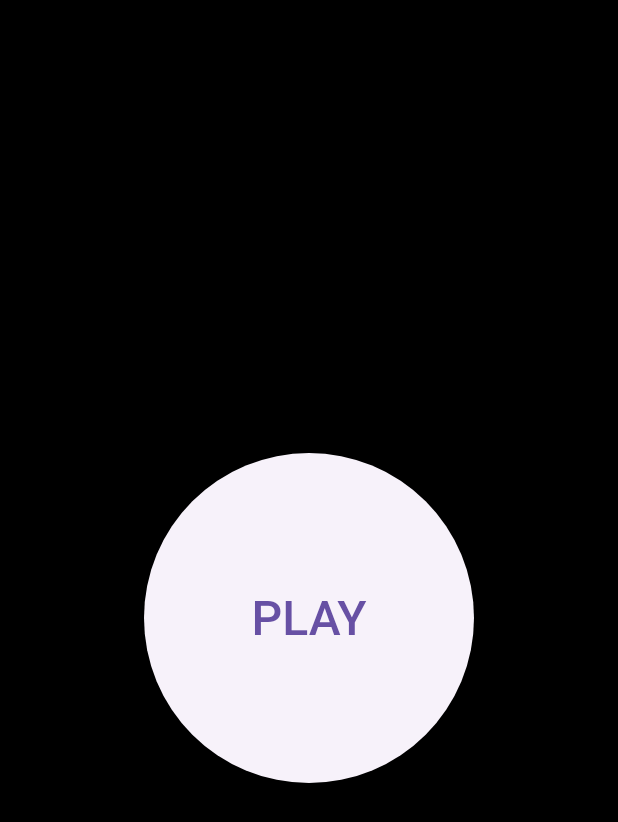
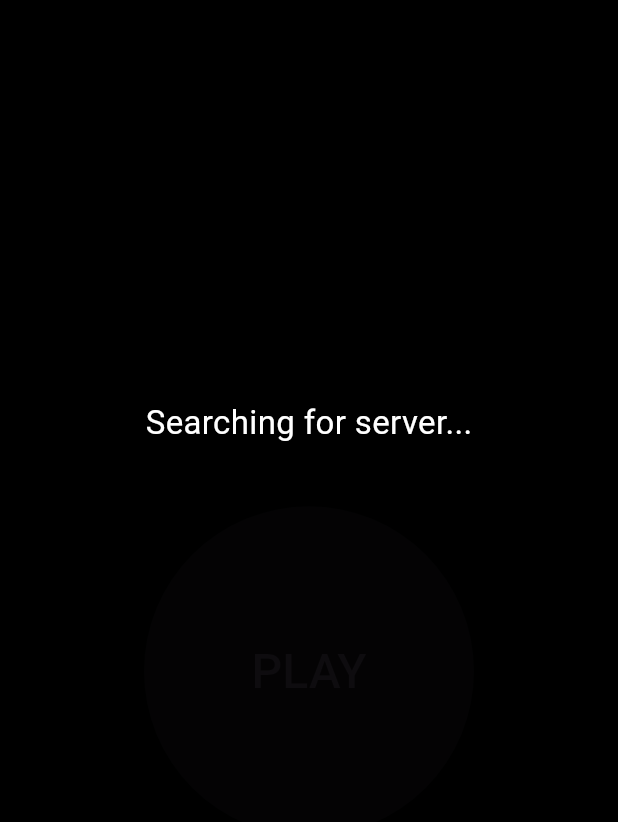
Before and after one commit to ntrongphuc1302/touchdeck, a Flutter app: the screen it shows after launch, on a phone screen of 412 x 824 dp. Shown: the top 822 px of the screen. Run offline on Flutter 3.47's test engine with Material 3 defaults, Android fonts, the phone set to English and light mode, and no system bars; missing offline and left inert: udp.

Commit message:
Add automatic UDP server discovery

```diff
--- a/mobile/lib/main.dart
+++ b/mobile/lib/main.dart
@@ -2,6 +2,8 @@ import 'dart:convert';
 
 import 'package:flutter/material.dart';
 import 'package:web_socket_channel/web_socket_channel.dart';
+
+import 'services/discovery_service.dart';
 
 void main() {
   runApp(const MyApp());
@@ -17,24 +19,67 @@ class MyApp extends StatelessWidget {
 }
 
 class DeckScreen extends StatefulWidget {
+  const DeckScreen({super.key});
+
   @override
   State<DeckScreen> createState() => _DeckScreenState();
 }
 
 class _DeckScreenState extends State<DeckScreen> {
-  late WebSocketChannel channel;
+  WebSocketChannel? channel;
+
+  String status = "Searching for server...";
+
+  bool connected = false;
 
   @override
   void initState() {
     super.initState();
 
-    channel = WebSocketChannel.connect(Uri.parse("ws://192.168.0.73:8765"));
+    connectToServer();
+  }
+
+  Future<void> connectToServer() async {
+    final wsUrl = await DiscoveryService.discoverServer();
+
+    if (wsUrl == null) {
+      setState(() {
+        status = "No server found";
+      });
+
+      return;
+    }
+
+    setState(() {
+      status = "Connecting...";
+    });
+
+    try {
+      channel = WebSocketChannel.connect(Uri.parse(wsUrl));
+
+      setState(() {
+        connected = true;
+        status = "Connected";
+      });
+
+      print("Connected to: $wsUrl");
+    } catch (e) {
+      setState(() {
+        status = "Connection failed";
+      });
+
+      print(e);
+    }
   }
 
   void sendPlayPause() {
+    if (!connected || channel == null) {
+      return;
+    }
+
     final packet = {"action": "media_play_pause"};
 
-    channel.sink.add(jsonEncode(packet));
+    channel!.sink.add(jsonEncode(packet));
   }
 
   @override
@@ -42,18 +87,40 @@ class _DeckScreenState extends State<DeckScreen> {
     return Scaffold(
       backgroundColor: Colors.black,
 
-      body: Center(
+      body: SafeArea(
+        child: Column(
+          mainAxisAlignment: MainAxisAlignment.center,
+
+          children: [
+            Text(
+              status,
+              style: const TextStyle(color: Colors.white, fontSize: 22),
+            ),
+
+            const SizedBox(height: 40),
+
+            Center(
               child: SizedBox(
                 width: 220,
                 height: 220,
 
                 child: ElevatedButton(
-            onPressed: sendPlayPause,
+                  onPressed: connected ? sendPlayPause : null,
 
                   child: const Text("PLAY", style: TextStyle(fontSize: 32)),
                 ),
               ),
             ),
+          ],
+        ),
+      ),
     );
   }
+
+  @override
+  void dispose() {
+    channel?.sink.close();
+
+    super.dispose();
   }
+}
--- /dev/null
+++ b/mobile/lib/services/discovery_service.dart
@@ -0,0 +1,38 @@
+import 'dart:async';
+import 'dart:convert';
+
+import 'package:udp/udp.dart';
+
+class DiscoveryService {
+  static Future<String?> discoverServer() async {
+    final receiver = await UDP.bind(Endpoint.any(port: Port(9999)));
+
+    print("Listening for discovery packets...");
+
+    try {
+      final datagram = await receiver
+          .asStream()
+          .timeout(const Duration(seconds: 10))
+          .first;
+
+      final data = utf8.decode(datagram!.data);
+
+      final json = jsonDecode(data);
+
+      print("FOUND SERVER:");
+      print(json);
+
+      final ip = datagram.address.address;
+
+      final port = json["ws_port"];
+
+      receiver.close();
+
+      return "ws://$ip:$port";
+    } on TimeoutException {
+      receiver.close();
+
+      return null;
+    }
+  }
+}
--- a/mobile/pubspec.yaml
+++ b/mobile/pubspec.yaml
@@ -35,6 +35,7 @@ dependencies:
   # Use with the CupertinoIcons class for iOS style icons.
   cupertino_icons: ^1.0.8
   web_socket_channel: ^3.0.3
+  udp: ^5.0.3
 
 dev_dependencies:
   flutter_test:
```
Also changed, not shown: mobile/pubspec.lock, 1 other file. Lines whose indentation alone changed are shown as unchanged.
